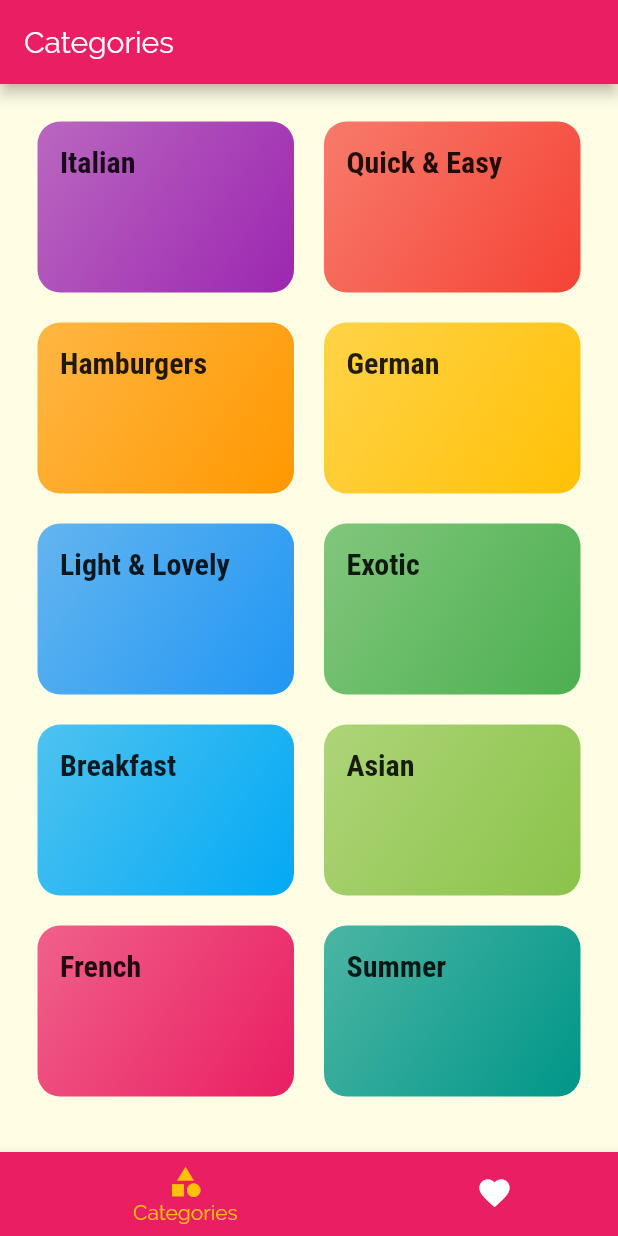
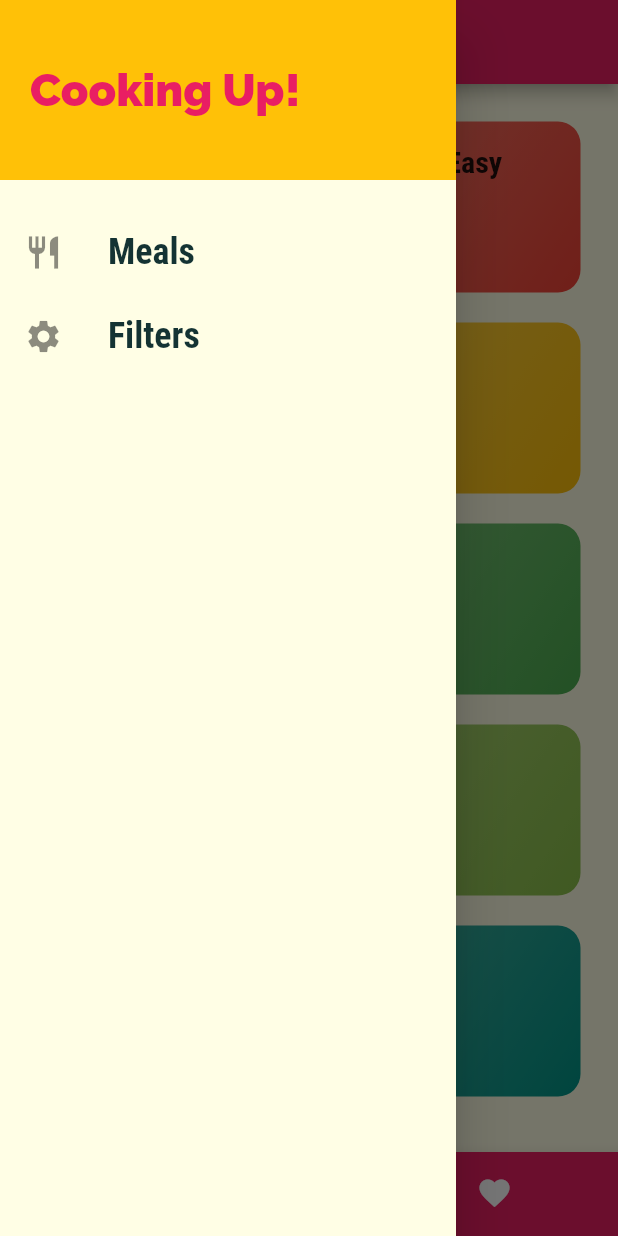
Before and after one commit to darshangit/flutter-app3-meals, a Flutter app: the screen it shows after launch, with the side drawer open (before the commit the screen has no drawer), on a phone screen of 412 x 824 dp. Run offline on Flutter 3.47's test engine with Material 2 defaults, Android fonts, the phone set to English and light mode, and no system bars.

```diff
--- a/lib/screens/tabs_screen.dart
+++ b/lib/screens/tabs_screen.dart
@@ -1,4 +1,5 @@
 import 'package:flutter/material.dart';
+import '../widgets/main_drawer.dart';
 import './categories_screen.dart';
 import './favorites_screen.dart';
 
@@ -27,6 +28,7 @@ class _TabScreenState extends State<TabScreen> {
       appBar: AppBar(
         title: Text(_pages[_selectedPageIndex]['title']),
       ),
+      drawer: MainDrawer(),
       body: _pages[_selectedPageIndex]['page'],
       bottomNavigationBar: BottomNavigationBar(
         onTap: _selectPage,
--- /dev/null
+++ b/lib/widgets/main_drawer.dart
@@ -0,0 +1,42 @@
+import 'package:flutter/material.dart';
+
+class MainDrawer extends StatelessWidget {
+  Widget buildListTile(String title, IconData icon) {
+    return ListTile(
+      leading: Icon(icon, size: 26),
+      title: Text(title,
+          style: TextStyle(
+              fontFamily: 'RobotoCondensed',
+              fontSize: 24,
+              fontWeight: FontWeight.bold)),
+      onTap: () {},
+    );
+  }
+
+  @override
+  Widget build(BuildContext context) {
+    return Drawer(
+      child: Column(
+        children: <Widget>[
+          Container(
+            height: 120,
+            width: double.infinity,
+            padding: EdgeInsets.all(20),
+            alignment: Alignment.centerLeft,
+            color: Theme.of(context).accentColor,
+            child: Text('Cooking Up!',
+                style: TextStyle(
+                    fontWeight: FontWeight.w900,
+                    fontSize: 30,
+                    color: Theme.of(context).primaryColor)),
+          ),
+          SizedBox(
+            height: 20,
+          ),
+          buildListTile('Meals', Icons.restaurant),
+          buildListTile('Filters', Icons.settings)
+        ],
+      ),
+    );
+  }
+}
```
